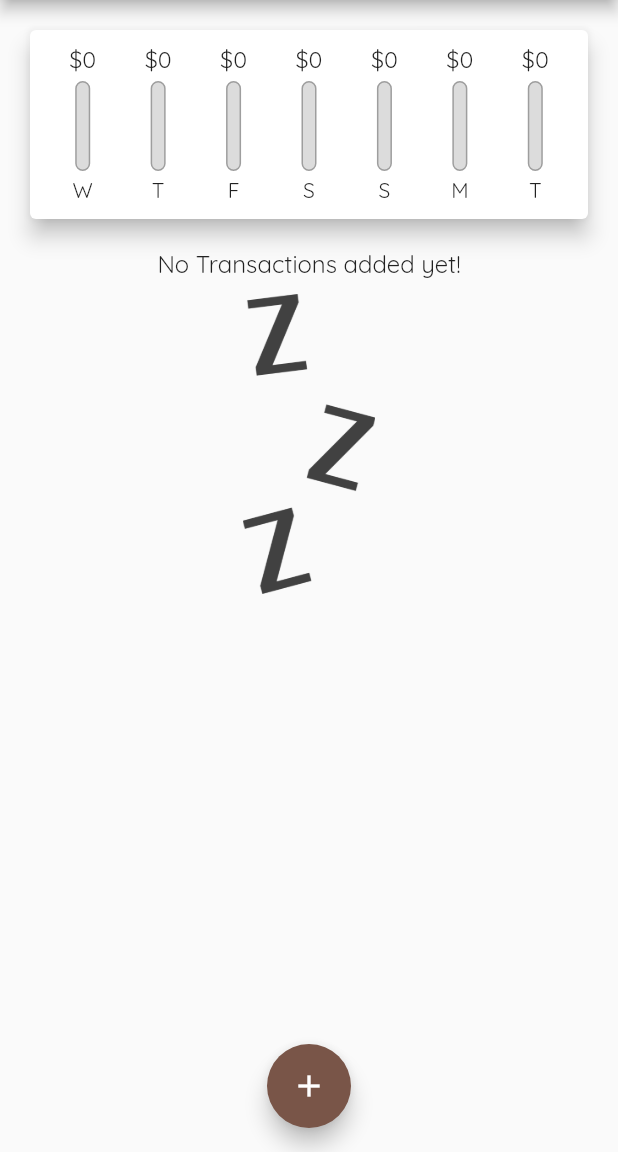
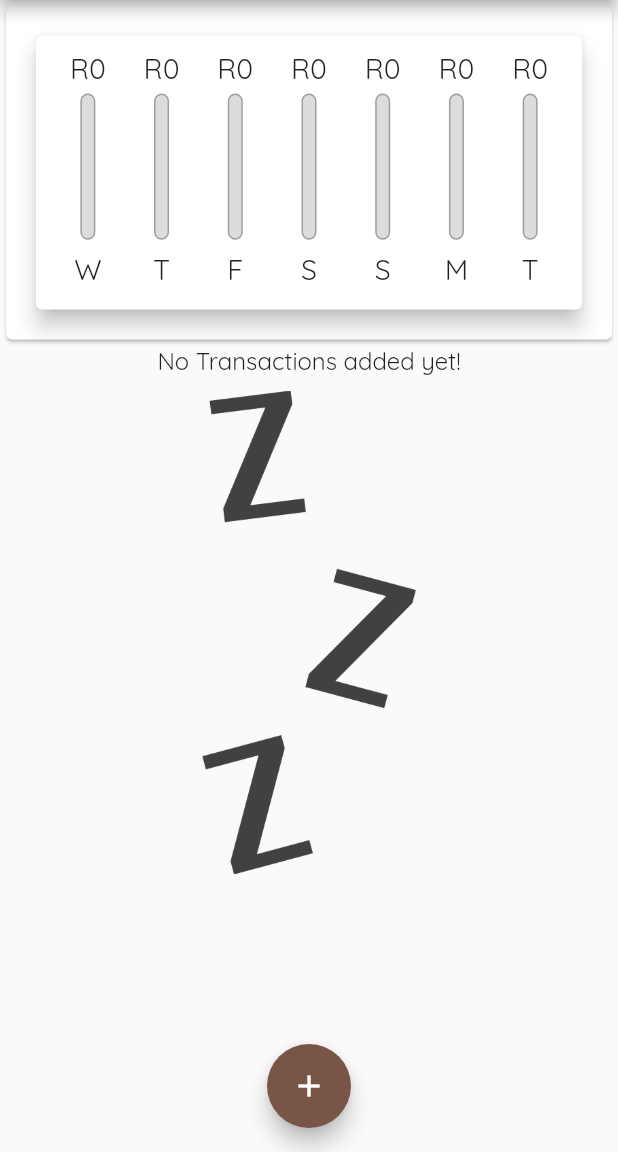
Before and after one commit to eezow/flutter_Inventory_Application, a Flutter app: the screen it shows after launch, on a phone screen of 412 x 824 dp, the part 84-1236 px from its top. Run offline on Flutter 3.47's test engine with Material 2 defaults, Android fonts, the phone set to English and light mode, and no system bars; missing offline and left inert: dart:ffi.

Commit message:
bug fixes

```diff
--- a/lib/main.dart
+++ b/lib/main.dart
@@ -1,11 +1,17 @@
 import 'package:flutter/material.dart';
+import 'package:flutter/services.dart';
 import 'package:realapp/widgets/chart.dart';
 import 'package:realapp/widgets/new_transaction.dart';
 import 'package:realapp/widgets/transaction_list.dart';
 //import 'package:realapp/widgets/user_transactions.dart';
 import 'models/transaction.dart';
 
-void main() => runApp(MyApp());
+void main() {
+  /* WidgetsFlutterBinding.ensureInitialized();
+  SystemChrome.setPreferredOrientations(
+      [DeviceOrientation.portraitUp, DeviceOrientation.portraitDown]); */
+  runApp(MyApp());
+}
 
 class MyApp extends StatelessWidget {
   const MyApp({super.key});
@@ -49,6 +55,7 @@
     //     amount: 16.53,
     //     date: DateTime.now())
   ];
+  bool _showChart = false;
 
   List<Transaction> get _recentTransactions {
     return _userTransactions.where((tx) {
@@ -93,24 +100,65 @@
 
   @override
   Widget build(BuildContext context) {
+    final mediaQuery = MediaQuery.of(context);
+    final isLandscape = mediaQuery.orientation == Orientation.landscape;
+    final appBar = AppBar(
+      title: Text('Personal Expenses'),
+      actions: <Widget>[
+        IconButton(
+            onPressed: () => _startNewtransaction(context),
+            icon: Icon(Icons.add))
+      ],
+    );
+
+    final txListWidget = Container(
+        height: (mediaQuery.size.height -
+                appBar.preferredSize.height -
+                mediaQuery.padding.top) *
+            0.7,
+        child: TransactionList(_userTransactions, deleteTransaction));
     return Scaffold(
-      appBar: AppBar(
-        title: Text('Personal Expenses'),
-        actions: <Widget>[
-          IconButton(
-              onPressed: () => _startNewtransaction(context),
-              icon: Icon(Icons.add))
-        ],
-      ),
+      appBar: appBar,
       body: SingleChildScrollView(
         child: Column(
           //mainAxisAlignment: MainAxisAlignment.spaceAround,
           crossAxisAlignment: CrossAxisAlignment.stretch,
           children: <Widget>[
-            Chart(recentTransaction: _recentTransactions),
+            if (isLandscape)
+              Row(
+                mainAxisAlignment: MainAxisAlignment.center,
+                children: <Widget>[
+                  Text('Show chart'),
+                  Switch(
+                      value: _showChart,
+                      onChanged: ((value) {
+                        setState(() {
+                          _showChart = value;
+                        });
+                      })),
+                ],
+              ),
+            if (!isLandscape)
+              Container(
+                  height: (mediaQuery.size.height -
+                          appBar.preferredSize.height -
+                          mediaQuery.padding.top) *
+                      0.3,
+                  child: Chart(recentTransaction: _recentTransactions)),
+            if (!isLandscape) txListWidget,
+
+            if (isLandscape)
+              _showChart
+                  ? Container(
+                      height: (mediaQuery.size.height -
+                              appBar.preferredSize.height -
+                              mediaQuery.padding.top) *
+                          0.7,
+                      child: Chart(recentTransaction: _recentTransactions))
+                  : txListWidget
 
             //this is the input AREA
-            TransactionList(_userTransactions, deleteTransaction),
+
             //removed
           ],
         ),
--- a/lib/widgets/chart.dart
+++ b/lib/widgets/chart.dart
@@ -1,3 +1,5 @@
+import 'dart:ffi';
+
 import 'package:flutter/src/widgets/container.dart';
 import 'package:flutter/src/widgets/framework.dart';
 import 'package:flutter/material.dart';
@@ -41,6 +43,7 @@
   @override
   Widget build(BuildContext context) {
     return Card(
+      child: Card(
         elevation: 6,
         margin: EdgeInsets.all(20),
         child: Container(
@@ -60,6 +63,7 @@
             }).toList(),
           ),
         ),
+      ),
     );
   }
 }
--- a/lib/widgets/chart_bar.dart
+++ b/lib/widgets/chart_bar.dart
@@ -14,17 +14,19 @@
 
   @override
   Widget build(BuildContext context) {
+    return LayoutBuilder(
+      builder: (ctx, constraints) {
         return Column(
           children: <Widget>[
             Container(
-            height: 20,
+                height: constraints.maxHeight * 0.15,
                 child: FittedBox(
-                child: Text('\$${spendingAmount.toStringAsFixed(0)}'))),
+                    child: Text('\R${spendingAmount.toStringAsFixed(0)}'))),
             SizedBox(
               height: 4,
             ),
             Container(
-            height: 60,
+                height: constraints.maxHeight * 0.6,
                 width: 10,
                 child: Stack(
                   children: <Widget>[
@@ -45,10 +47,14 @@
                   ],
                 )),
             SizedBox(
-          height: 4,
+              height: constraints.maxHeight * 0.05,
             ),
-        Text(label),
+            Container(
+                height: constraints.maxHeight * 0.15,
+                child: FittedBox(child: Text(label))),
           ],
+        );
+      },
     );
   }
 }
--- a/lib/widgets/new_transaction.dart
+++ b/lib/widgets/new_transaction.dart
@@ -51,10 +51,15 @@
 
   @override
   Widget build(BuildContext context) {
-    return Card(
+    return SingleChildScrollView(
+      child: Card(
         elevation: 5,
         child: Container(
-        padding: EdgeInsets.all(10),
+          padding: EdgeInsets.only(
+              top: 10,
+              right: 10,
+              left: 10,
+              bottom: MediaQuery.of(context).viewInsets.bottom + 10),
           child: Column(
             crossAxisAlignment: CrossAxisAlignment.end,
             children: <Widget>[
@@ -102,6 +107,7 @@
             ],
           ),
         ),
+      ),
     );
   }
 }
--- a/lib/widgets/transaction_list.dart
+++ b/lib/widgets/transaction_list.dart
@@ -11,10 +11,10 @@
 
   @override
   Widget build(BuildContext context) {
-    return Container(
-      height: 400,
-      child: transactionController.isEmpty
-          ? Column(
+    return transactionController.isEmpty
+        ? LayoutBuilder(
+            builder: (ctx, constraints) {
+              return Column(
                 children: <Widget>[
                   Text(
                     'No Transactions added yet!',
@@ -24,13 +24,15 @@
                     height: 10,
                   ),
                   Container(
-                  height: 200,
+                    height: constraints.maxHeight * 0.6,
                     child: Image.asset(
                       'lib/images/waiting.png',
                       fit: BoxFit.cover,
                     ),
                   ),
                 ],
+              );
+            },
           )
         : ListView.builder(
             itemBuilder: (context, index) {
@@ -81,8 +83,8 @@
                     child: Padding(
                       padding: const EdgeInsets.all(8.0),
                       child: FittedBox(
-                            child: Text(
-                                '\$${transactionController[index].amount}')),
+                          child:
+                              Text('\$${transactionController[index].amount}')),
                     ),
                   ),
                   title: Text(transactionController[index].title),
@@ -91,14 +93,12 @@
                   trailing: IconButton(
                     icon: Icon(Icons.delete),
                     color: Theme.of(context).errorColor,
-                      onPressed: () =>
-                          deleteTx(transactionController[index].id),
+                    onPressed: () => deleteTx(transactionController[index].id),
                   ),
                 ),
               );
             },
             itemCount: transactionController.length,
-            ),
           );
   }
 }
```
Lines whose indentation alone changed are shown as unchanged.
